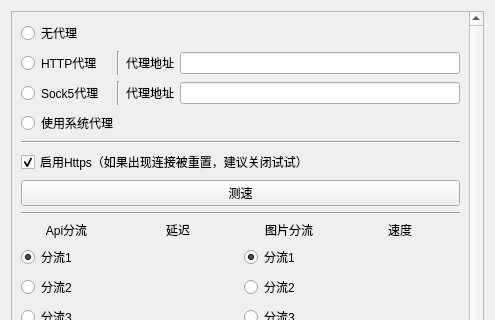
The window that ui/component/ui_login_proxy_widget.ui (tonquer/picacg-qt) describes before a commit, drawn with Qt 5; both pictures show x 0 to 495 and y 0 to 320 of the 495 by 483 pixel window.
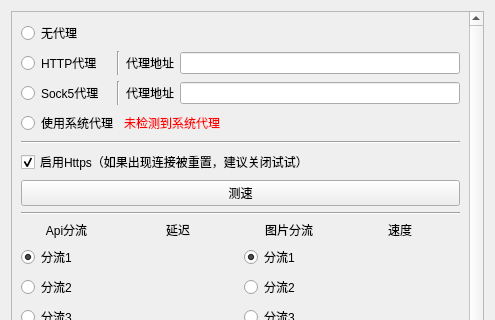
The same window after the commit. Custom widgets are drawn as their Qt base class.

```diff
--- a/ui/component/ui_login_proxy_widget.ui
+++ b/ui/component/ui_login_proxy_widget.ui
@@ -155,6 +155,34 @@
            </attribute>
           </widget>
          </item>
+         <item>
+          <widget class="QLabel" name="checkLabel">
+           <property name="font">
+            <font>
+             <bold>false</bold>
+            </font>
+           </property>
+           <property name="styleSheet">
+            <string notr="true">color:rgb(255, 0, 0)</string>
+           </property>
+           <property name="text">
+            <string>未检测到系统代理</string>
+           </property>
+          </widget>
+         </item>
+         <item>
+          <spacer name="horizontalSpacer">
+           <property name="orientation">
+            <enum>Qt::Horizontal</enum>
+           </property>
+           <property name="sizeHint" stdset="0">
+            <size>
+             <width>40</width>
+             <height>20</height>
+            </size>
+           </property>
+          </spacer>
+         </item>
         </layout>
        </item>
        <item>
```
